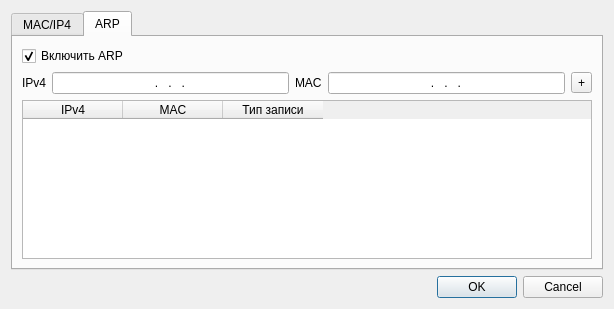
Above: src/gui/ethernetInterfacesettingsdialog.ui from otsheln1k/qnetsim before the change. Below: the same form after it.
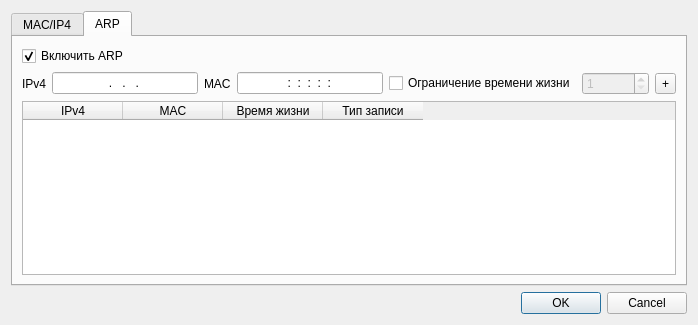
That is the form after the change.

Commit message: Added new arp rule lifetime checkbox and spinbox

```diff
--- a/src/gui/ethernetInterfacesettingsdialog.ui
+++ b/src/gui/ethernetInterfacesettingsdialog.ui
@@ -6,8 +6,8 @@
    <rect>
     <x>0</x>
     <y>0</y>
-    <width>614</width>
-    <height>309</height>
+    <width>698</width>
+    <height>325</height>
    </rect>
   </property>
   <property name="windowTitle">
@@ -130,13 +130,42 @@
          <item>
           <widget class="QLineEdit" name="lineEdit_2">
            <property name="inputMask">
-            <string>009.009.009.009</string>
+            <string>HH:HH:HH:HH:HH:HH</string>
            </property>
            <property name="alignment">
             <set>Qt::AlignCenter</set>
            </property>
           </widget>
          </item>
+         <item>
+          <widget class="QCheckBox" name="checkBox">
+           <property name="text">
+            <string>Ограничение времени жизни</string>
+           </property>
+          </widget>
+         </item>
+         <item>
+          <widget class="QSpinBox" name="spinBox">
+           <property name="enabled">
+            <bool>false</bool>
+           </property>
+           <property name="sizePolicy">
+            <sizepolicy hsizetype="Fixed" vsizetype="Fixed">
+             <horstretch>0</horstretch>
+             <verstretch>0</verstretch>
+            </sizepolicy>
+           </property>
+           <property name="minimum">
+            <number>1</number>
+           </property>
+           <property name="maximum">
+            <number>2147483647</number>
+           </property>
+           <property name="value">
+            <number>1</number>
+           </property>
+          </widget>
+         </item>
          <item>
           <widget class="QToolButton" name="toolButton">
            <property name="text">
@@ -152,7 +181,7 @@
           <number>0</number>
          </property>
          <property name="columnCount">
-          <number>3</number>
+          <number>4</number>
          </property>
          <column>
           <property name="text">
@@ -164,6 +193,11 @@
            <string>MAC</string>
           </property>
          </column>
+         <column>
+          <property name="text">
+           <string>Время жизни</string>
+          </property>
+         </column>
          <column>
           <property name="text">
            <string>Тип записи</string>
```
The commit also changes 2 other files.
